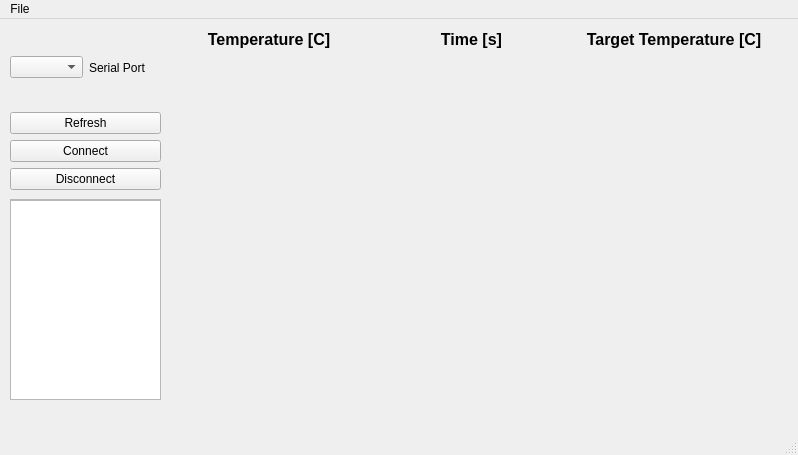
Qt form temperature_target_graph.ui (TheAntTeam/serial_logger_gui) before a commit.
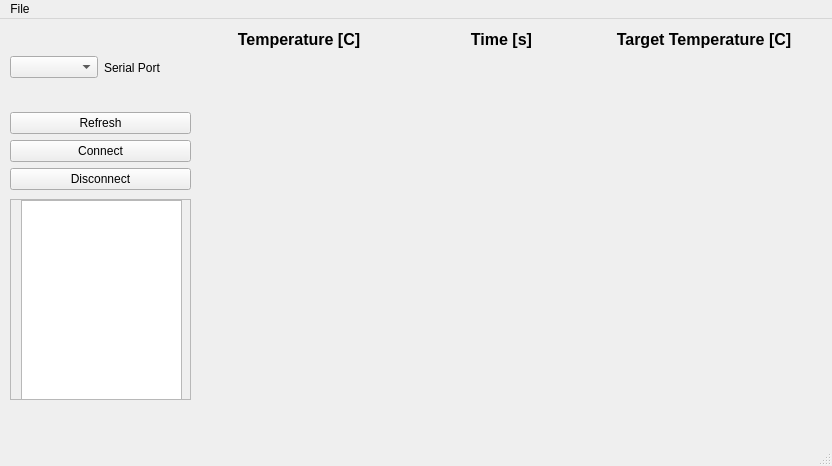
The same form after that commit. Custom widgets are drawn as their Qt base class.

Commit message: Separating UI class from MainWindow class. Using text edit field.

Diff of the .ui file:
```diff
--- a/temperature_target_graph.ui
+++ b/temperature_target_graph.ui
@@ -6,8 +6,8 @@
    <rect>
     <x>0</x>
     <y>0</y>
-    <width>798</width>
-    <height>455</height>
+    <width>832</width>
+    <height>466</height>
    </rect>
   </property>
   <property name="windowTitle">
@@ -19,7 +19,7 @@
      <rect>
       <x>10</x>
       <y>10</y>
-      <width>151</width>
+      <width>181</width>
       <height>161</height>
      </rect>
     </property>
@@ -90,7 +90,7 @@
      <rect>
       <x>10</x>
       <y>180</y>
-      <width>151</width>
+      <width>181</width>
       <height>201</height>
      </rect>
     </property>
@@ -102,8 +102,8 @@
       <rect>
        <x>0</x>
        <y>0</y>
-       <width>147</width>
-       <height>197</height>
+       <width>179</width>
+       <height>199</height>
       </rect>
      </property>
      <widget class="QTextEdit" name="textEdit">
@@ -112,7 +112,7 @@
       </property>
       <property name="geometry">
        <rect>
-        <x>-7</x>
+        <x>10</x>
         <y>0</y>
         <width>161</width>
         <height>201</height>
@@ -137,7 +137,7 @@
    <widget class="QWidget" name="widget" native="true">
     <property name="geometry">
      <rect>
-      <x>300</x>
+      <x>330</x>
       <y>90</y>
       <width>120</width>
       <height>80</height>
@@ -147,7 +147,7 @@
    <widget class="QWidget" name="gridLayoutWidget">
     <property name="geometry">
      <rect>
-      <x>170</x>
+      <x>200</x>
       <y>60</y>
       <width>601</width>
       <height>341</height>
@@ -169,7 +169,7 @@
    <widget class="QWidget" name="layoutWidget">
     <property name="geometry">
      <rect>
-      <x>171</x>
+      <x>201</x>
       <y>9</y>
       <width>601</width>
       <height>51</height>
@@ -286,8 +286,8 @@
     <rect>
      <x>0</x>
      <y>0</y>
-     <width>798</width>
-     <height>20</height>
+     <width>832</width>
+     <height>21</height>
     </rect>
    </property>
    <widget class="QMenu" name="menuFile">
```
The commit also changes 2 other files.
